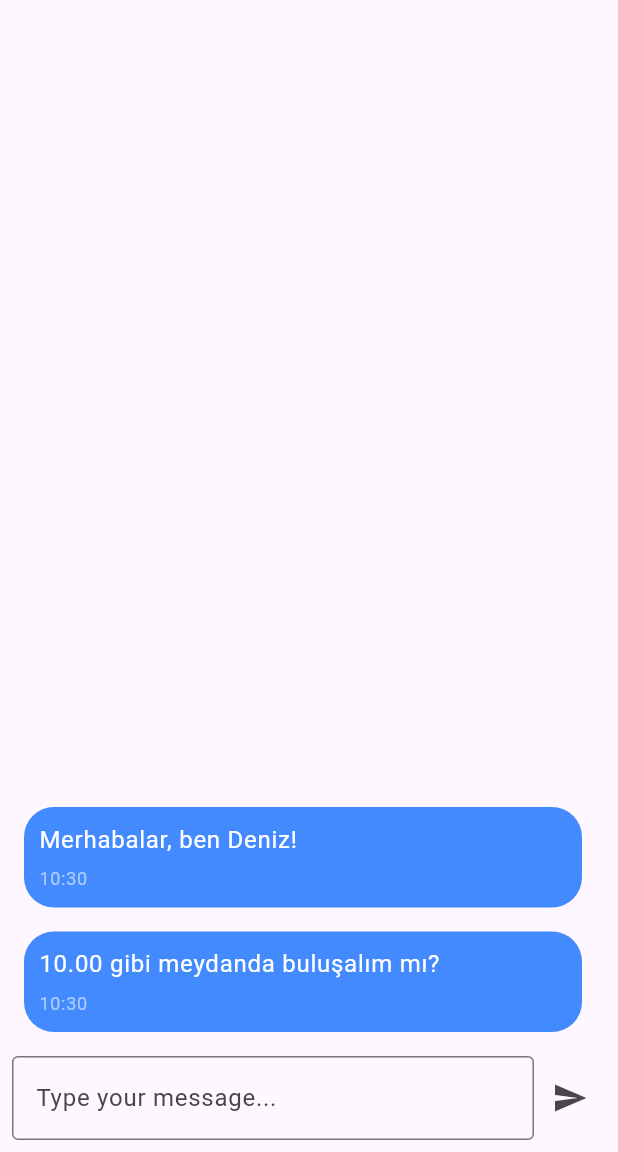
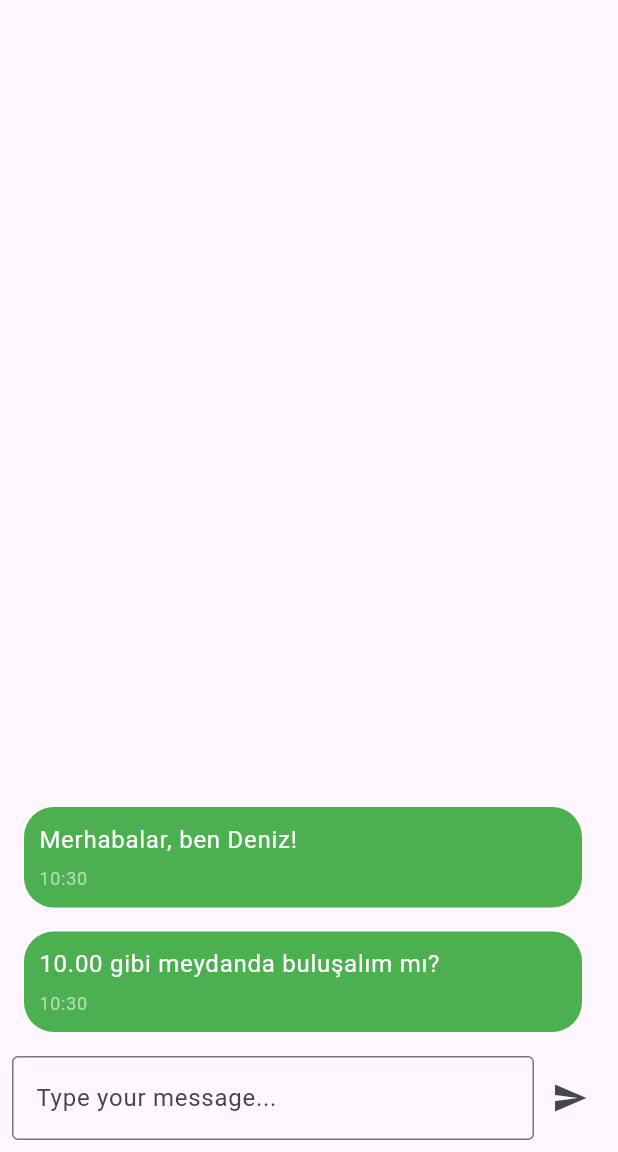
Before and after one commit to Dsoylular/SendeGel, a Flutter app: the ChatWidget screen opened directly, on a phone screen of 412 x 824 dp, the part 84-1236 px from its top. Run offline on Flutter 3.47's test engine with Material 3 defaults, Android fonts, the phone set to English and light mode, and no system bars.

Commit message:
Chat.dart tamamlandı, Settings.dart eklendi

```diff
--- a/lib/Chat.dart
+++ b/lib/Chat.dart
@@ -81,7 +81,7 @@ class _ChatWidgetState extends State<ChatWidget> {
                   title: Container(
                     padding: const EdgeInsets.all(10.0),
                     decoration: BoxDecoration(
-                      color: Colors.blueAccent, // Set background color to purple
+                      color: Colors.green, // Set background color to purple
                       borderRadius: BorderRadius.circular(20.0), // Set border radius
                     ),
                     child: Column(
--- a/lib/Settings.dart
+++ b/lib/Settings.dart
@@ -125,7 +125,7 @@ class _SettingsPageState extends State<SettingsPage> {
   AppBar _appbarDesign() {
     return AppBar(
       title: const Align(
-        alignment: Alignment.center,
+        alignment: Alignment.centerRight,
         child: Text(
           'SendeGel',
           style: TextStyle(
```
